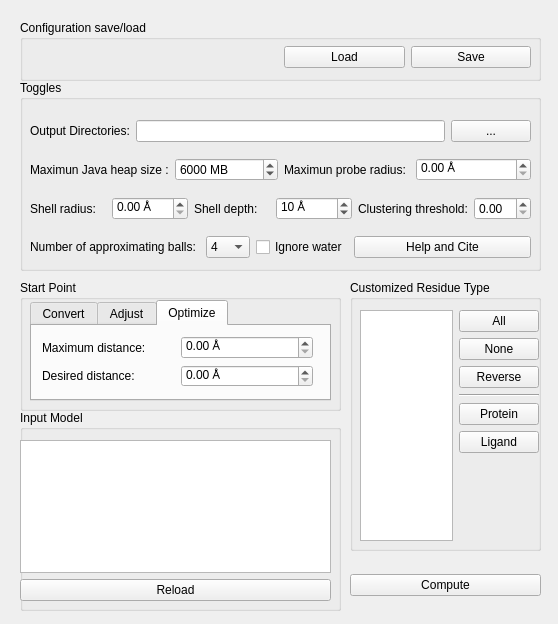
Qt form Caver4/ui/caver.ui (YaoYinYing/caver-pymol-plugin) before a commit.
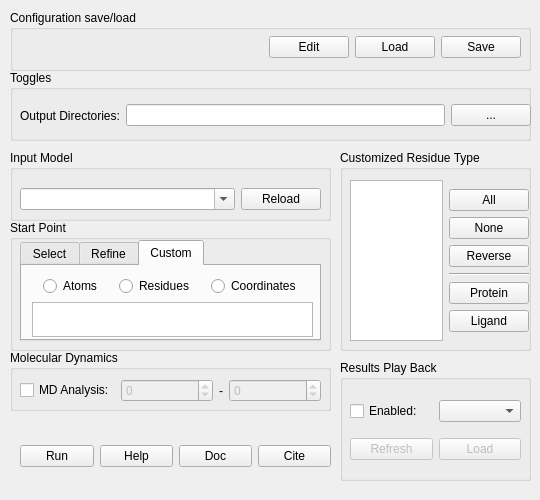
The same form after that commit. The open tabs and pages were chosen to show the change.

Commit message:
feat: support md analysis (#10)
* save

* save

* save

* save

* save

* save

```diff
--- a/Caver4/ui/caver.ui
+++ b/Caver4/ui/caver.ui
@@ -6,20 +6,20 @@
    <rect>
     <x>0</x>
     <y>0</y>
-    <width>558</width>
-    <height>624</height>
+    <width>540</width>
+    <height>500</height>
    </rect>
   </property>
   <property name="minimumSize">
    <size>
-    <width>558</width>
-    <height>624</height>
+    <width>540</width>
+    <height>500</height>
    </size>
   </property>
   <property name="maximumSize">
    <size>
-    <width>558</width>
-    <height>624</height>
+    <width>540</width>
+    <height>500</height>
    </size>
   </property>
   <property name="windowTitle">
@@ -28,8 +28,8 @@
   <widget class="QGroupBox" name="groupBox">
    <property name="geometry">
     <rect>
-     <x>20</x>
-     <y>20</y>
+     <x>10</x>
+     <y>10</y>
      <width>521</width>
      <height>61</height>
     </rect>
@@ -49,6 +49,12 @@
     <layout class="QHBoxLayout" name="horizontalLayout_9">
      <item>
       <widget class="QLabel" name="label_configStatus">
+       <property name="sizePolicy">
+        <sizepolicy hsizetype="Expanding" vsizetype="Preferred">
+         <horstretch>0</horstretch>
+         <verstretch>0</verstretch>
+        </sizepolicy>
+       </property>
        <property name="text">
         <string/>
        </property>
@@ -56,8 +62,27 @@
      </item>
      <item>
       <layout class="QHBoxLayout" name="horizontalLayout_10">
+       <item>
+        <widget class="QPushButton" name="pushButton_editConfig">
+         <property name="sizePolicy">
+          <sizepolicy hsizetype="Fixed" vsizetype="Fixed">
+           <horstretch>0</horstretch>
+           <verstretch>0</verstretch>
+          </sizepolicy>
+         </property>
+         <property name="text">
+          <string>Edit</string>
+         </property>
+        </widget>
+       </item>
        <item>
         <widget class="QPushButton" name="pushButton_loadConfig">
+         <property name="sizePolicy">
+          <sizepolicy hsizetype="Fixed" vsizetype="Fixed">
+           <horstretch>0</horstretch>
+           <verstretch>0</verstretch>
+          </sizepolicy>
+         </property>
          <property name="text">
           <string>Load</string>
          </property>
@@ -65,6 +90,12 @@
        </item>
        <item>
         <widget class="QPushButton" name="pushButton_saveConfig">
+         <property name="sizePolicy">
+          <sizepolicy hsizetype="Fixed" vsizetype="Fixed">
+           <horstretch>0</horstretch>
+           <verstretch>0</verstretch>
+          </sizepolicy>
+         </property>
          <property name="text">
           <string>Save</string>
          </property>
@@ -78,225 +109,45 @@
   <widget class="QGroupBox" name="groupBox_2">
    <property name="geometry">
     <rect>
-     <x>20</x>
-     <y>80</y>
+     <x>10</x>
+     <y>70</y>
      <width>521</width>
-     <height>191</height>
+     <height>71</height>
     </rect>
    </property>
    <property name="title">
     <string>Toggles</string>
    </property>
-   <widget class="QWidget" name="verticalLayoutWidget">
+   <widget class="QWidget" name="layoutWidget">
     <property name="geometry">
      <rect>
       <x>10</x>
-      <y>30</y>
-      <width>501</width>
-      <height>161</height>
+      <y>20</y>
+      <width>511</width>
+      <height>51</height>
      </rect>
     </property>
-    <layout class="QVBoxLayout" name="verticalLayout">
+    <layout class="QHBoxLayout" name="horizontalLayout_13">
      <item>
-      <layout class="QHBoxLayout" name="horizontalLayout_13">
+      <layout class="QHBoxLayout" name="horizontalLayout_12">
        <item>
-        <layout class="QHBoxLayout" name="horizontalLayout_12">
-         <item>
-          <widget class="QLabel" name="label_8">
-           <property name="text">
-            <string>Output Directories:</string>
-           </property>
-          </widget>
-         </item>
-         <item>
-          <widget class="QLineEdit" name="lineEdit_outputDir"/>
-         </item>
-        </layout>
-       </item>
-       <item>
-        <widget class="QPushButton" name="pushButton_openOutputDir">
+        <widget class="QLabel" name="label_8">
          <property name="text">
-          <string>...</string>
+          <string>Output Directories:</string>
          </property>
         </widget>
        </item>
-      </layout>
-     </item>
-     <item>
-      <layout class="QHBoxLayout" name="horizontalLayout_6">
        <item>
-        <layout class="QHBoxLayout" name="horizontalLayout">
-         <item>
-          <widget class="QLabel" name="label_2">
-           <property name="text">
-            <string>Maximun Java heap size :</string>
-           </property>
-          </widget>
-         </item>
-         <item>
-          <widget class="QSpinBox" name="spinBox_maxJavaHeapSize">
-           <property name="suffix">
-            <string> MB</string>
-           </property>
-           <property name="minimum">
-            <number>1024</number>
-           </property>
-           <property name="maximum">
-            <number>10240</number>
-           </property>
-           <property name="value">
-            <number>6000</number>
-           </property>
-          </widget>
-         </item>
-        </layout>
+        <widget class="QLineEdit" name="lineEdit_outputDir"/>
        </item>
-       <item>
-        <layout class="QHBoxLayout" name="horizontalLayout_2">
-         <item>
-          <widget class="QLabel" name="label_3">
-           <property name="text">
-            <string>Maximun probe radius: </string>
-           </property>
-          </widget>
-         </item>
-         <item>
-          <widget class="QDoubleSpinBox" name="doubleSpinBox_maxProRad">
-           <property name="suffix">
-            <string> Å</string>
-           </property>
-          </widget>
-         </item>
-        </layout>
-       </item>
       </layout>
      </item>
      <item>
-      <layout class="QHBoxLayout" name="horizontalLayout_7">
-       <item>
-        <layout class="QHBoxLayout" name="horizontalLayout_4">
-         <item>
-          <widget class="QLabel" name="label_5">
-           <property name="text">
-            <string>Shell radius:</string>
-           </property>
-          </widget>
-         </item>
-         <item>
-          <widget class="QDoubleSpinBox" name="doubleSpinBox_shellRad">
-           <property name="suffix">
-            <string> Å</string>
-           </property>
-          </widget>
-         </item>
-        </layout>
-       </item>
-       <item>
-        <layout class="QHBoxLayout" name="horizontalLayout_3">
-         <item>
-          <widget class="QLabel" name="label_4">
-           <property name="text">
-            <string>Shell depth:</string>
-           </property>
-          </widget>
-         </item>
-         <item>
-          <widget class="QSpinBox" name="spinBox_shellDepth">
-           <property name="suffix">
-            <string> Å</string>
-           </property>
-           <property name="minimum">
-            <number>1</number>
-           </property>
-           <property name="maximum">
-            <number>100</number>
-           </property>
-           <property name="value">
-            <number>10</number>
-           </property>
-          </widget>
-         </item>
-        </layout>
-       </item>
-       <item>
-        <layout class="QHBoxLayout" name="horizontalLayout_5">
-         <item>
-          <widget class="QLabel" name="label_6">
-           <property name="text">
-            <string>Clustering threshold:</string>
-           </property>
-          </widget>
-         </item>
-         <item>
-          <widget class="QDoubleSpinBox" name="doubleSpinBox_clusterThreshold"/>
-         </item>
-        </layout>
-       </item>
-      </layout>
-     </item>
-     <item>
-      <layout class="QHBoxLayout" name="horizontalLayout_11">
-       <item>
-        <layout class="QHBoxLayout" name="horizontalLayout_8">
-         <item>
-          <widget class="QLabel" name="label_7">
-           <property name="text">
-            <string>Number of approximating balls: </string>
-           </property>
-          </widget>
-         </item>
-         <item>
-          <widget class="QComboBox" name="comboBox_numApproxBalls">
-           <item>
-            <property name="text">
-             <string>4</string>
-            </property>
-           </item>
-           <item>
-            <property name="text">
-             <string>6</string>
-            </property>
-           </item>
-           <item>
-            <property name="text">
-             <string>8</string>
-            </property>
-           </item>
-           <item>
-            <property name="text">
-             <string>12</string>
-            </property>
-           </item>
-           <item>
-            <property name="text">
-             <string>20</string>
-            </property>
-           </item>
-          </widget>
-         </item>
-        </layout>
-       </item>
-       <item>
-        <widget class="QCheckBox" name="checkBox_ignoreWater">
-         <property name="sizePolicy">
-          <sizepolicy hsizetype="Fixed" vsizetype="Fixed">
-           <horstretch>0</horstretch>
-           <verstretch>0</verstretch>
-          </sizepolicy>
-         </property>
-         <property name="text">
-          <string>Ignore water</string>
-         </property>
-        </widget>
-       </item>
-       <item>
-        <widget class="QPushButton" name="pushButton_help">
-         <property name="text">
-          <string>Help and Cite</string>
-         </property>
-        </widget>
-       </item>
-      </layout>
+      <widget class="QPushButton" name="pushButton_openOutputDir">
+       <property name="text">
+        <string>...</string>
+       </property>
+      </widget>
      </item>
     </layout>
    </widget>
@@ -304,30 +155,40 @@
   <widget class="QGroupBox" name="groupBox_3">
    <property name="geometry">
     <rect>
-     <x>20</x>
-     <y>410</y>
+     <x>10</x>
+     <y>150</y>
      <width>321</width>
-     <height>201</height>
+     <height>71</height>
     </rect>
    </property>
    <property name="title">
     <string>Input Model</string>
    </property>
-   <widget class="QWidget" name="verticalLayoutWidget_2">
+   <widget class="QWidget" name="horizontalLayoutWidget_2">
     <property name="geometry">
      <rect>
-      <x>0</x>
+      <x>10</x>
       <y>30</y>
-      <width>311</width>
-      <height>161</height>
+      <width>301</width>
+      <height>38</height>
      </rect>
     </property>
-    <layout class="QVBoxLayout" name="verticalLayout_2">
+    <layout class="QHBoxLayout" name="horizontalLayout">
      <item>
-      <widget class="QListWidget" name="listWidget_inputModel"/>
+      <widget class="QComboBox" name="comboBox_inputModel">
+       <property name="editable">
+        <bool>true</bool>
+       </property>
+      </widget>
      </item>
      <item>
       <widget class="QPushButton" name="pushButton_reloadInputModel">
+       <property name="sizePolicy">
+        <sizepolicy hsizetype="Fixed" vsizetype="Fixed">
+         <horstretch>0</horstretch>
+         <verstretch>0</verstretch>
+        </sizepolicy>
+       </property>
        <property name="text">
         <string>Reload</string>
        </property>
@@ -339,14 +200,14 @@
   <widget class="QGroupBox" name="groupBox_4">
    <property name="geometry">
     <rect>
-     <x>20</x>
-     <y>280</y>
+     <x>10</x>
+     <y>220</y>
      <width>321</width>
      <height>131</height>
     </rect>
    </property>
    <property name="title">
-    <string>Start Point</string>
+    <string>Start Point </string>
    </property>
    <widget class="QTabWidget" name="tabWidget">
     <property name="geometry">
@@ -362,7 +223,7 @@
     </property>
     <widget class="QWidget" name="tab_convert">
      <attribute name="title">
-      <string>Convert</string>
+      <string>Select</string>
      </attribute>
      <widget class="QWidget" name="horizontalLayoutWidget_15">
       <property name="geometry">
@@ -404,7 +265,7 @@
     </widget>
     <widget class="QWidget" name="tab_adjust">
      <attribute name="title">
-      <string>Adjust</string>
+      <string>Refine</string>
      </attribute>
      <widget class="QWidget" name="horizontalLayoutWidget_19">
       <property name="geometry">
@@ -519,53 +380,63 @@
     </widget>
     <widget class="QWidget" name="tab_optimize">
      <attribute name="title">
-      <string>Optimize</string>
+      <string>Custom</string>
      </attribute>
-     <widget class="QWidget" name="verticalLayoutWidget_3">
+     <widget class="QWidget" name="verticalLayoutWidget_2">
       <property name="geometry">
        <rect>
         <x>10</x>
         <y>10</y>
-        <width>271</width>
-        <height>51</height>
+        <width>281</width>
+        <height>61</height>
        </rect>
       </property>
-      <layout class="QVBoxLayout" name="verticalLayout_4">
+      <layout class="QVBoxLayout" name="verticalLayout_2">
        <item>
-        <layout class="QHBoxLayout" name="horizontalLayout_20">
+        <layout class="QHBoxLayout" name="horizontalLayout_4">
          <item>
-          <widget class="QLabel" name="label_14">
+          <widget class="QRadioButton" name="radioButton_startAsAtoms">
+           <property name="sizePolicy">
+            <sizepolicy hsizetype="Fixed" vsizetype="Fixed">
+             <horstretch>0</horstretch>
+             <verstretch>0</verstretch>
+            </sizepolicy>
+           </property>
            <property name="text">
-            <string>Maximum distance:</string>
+            <string>Atoms</string>
            </property>
           </widget>
          </item>
          <item>
-          <widget class="QDoubleSpinBox" name="doubleSpinBox_maxDist">
-           <property name="suffix">
-            <string> Å</string>
+          <widget class="QRadioButton" name="radioButton_startAsResidues">
+           <property name="sizePolicy">
+            <sizepolicy hsizetype="Fixed" vsizetype="Fixed">
+             <horstretch>0</horstretch>
+             <verstretch>0</verstretch>
+            </sizepolicy>
+           </property>
+           <property name="text">
+            <string>Residues</string>
+           </property>
+          </widget>
+         </item>
+         <item>
+          <widget class="QRadioButton" name="radioButton_startAsCoords">
+           <property name="sizePolicy">
+            <sizepolicy hsizetype="Fixed" vsizetype="Fixed">
+             <horstretch>0</horstretch>
+             <verstretch>0</verstretch>
+            </sizepolicy>
+           </property>
+           <property name="text">
+            <string>Coordinates</string>
            </property>
           </widget>
          </item>
         </layout>
        </item>
        <item>
-        <layout class="QHBoxLayout" name="horizontalLayout_21">
-         <item>
-          <widget class="QLabel" name="label_16">
-           <property name="text">
-            <string>Desired distance:</string>
-           </property>
-          </widget>
-         </item>
-         <item>
-          <widget class="QDoubleSpinBox" name="doubleSpinBox_desiredDist">
-           <property name="suffix">
-            <string> Å</string>
-           </property>
-          </widget>
-         </item>
-        </layout>
+        <widget class="QTextEdit" name="textEdit_startpoint"/>
        </item>
       </layout>
      </widget>
@@ -575,17 +446,62 @@
   <widget class="QWidget" name="horizontalLayoutWidget_22">
    <property name="geometry">
     <rect>
-     <x>350</x>
-     <y>560</y>
-     <width>191</width>
-     <height>51</height>
+     <x>20</x>
+     <y>440</y>
+     <width>311</width>
+     <height>32</height>
     </rect>
    </property>
    <layout class="QHBoxLayout" name="horizontalLayout_22">
     <item>
      <widget class="QPushButton" name="pushButton_compute">
+      <property name="sizePolicy">
+       <sizepolicy hsizetype="Minimum" vsizetype="Fixed">
+        <horstretch>0</horstretch>
+        <verstretch>0</verstretch>
+       </sizepolicy>
+      </property>
       <property name="text">
-       <string>Compute</string>
+       <string>Run</string>
+      </property>
+     </widget>
+    </item>
+    <item>
+     <widget class="QPushButton" name="pushButton_help">
+      <property name="sizePolicy">
+       <sizepolicy hsizetype="Fixed" vsizetype="Fixed">
+        <horstretch>0</horstretch>
+        <verstretch>0</verstretch>
+       </sizepolicy>
+      </property>
+      <property name="text">
+       <string>Help</string>
+      </property>
+     </widget>
+    </item>
+    <item>
+     <widget class="QPushButton" name="pushButton_doc">
+      <property name="sizePolicy">
+       <sizepolicy hsizetype="Fixed" vsizetype="Fixed">
+        <horstretch>0</horstretch>
+        <verstretch>0</verstretch>
+       </sizepolicy>
+      </property>
+      <property name="text">
+       <string>Doc</string>
+      </property>
+     </widget>
+    </item>
+    <item>
+     <widget class="QPushButton" name="pushButton_cite">
+      <property name="sizePolicy">
+       <sizepolicy hsizetype="Fixed" vsizetype="Fixed">
+        <horstretch>0</horstretch>
+        <verstretch>0</verstretch>
+       </sizepolicy>
+      </property>
+      <property name="text">
+       <string>Cite</string>
       </property>
      </widget>
     </item>
@@ -594,10 +510,10 @@
   <widget class="QGroupBox" name="groupBox_5">
    <property name="geometry">
     <rect>
-     <x>350</x>
-     <y>280</y>
+     <x>340</x>
+     <y>150</y>
      <width>191</width>
-     <height>271</height>
+     <height>201</height>
     </rect>
    </property>
    <property name="title">
@@ -609,12 +525,19 @@
       <x>10</x>
       <y>30</y>
       <width>179</width>
-      <height>231</height>
+      <height>161</height>
      </rect>
     </property>
     <layout class="QHBoxLayout" name="horizontalLayout_23">
      <item>
-      <widget class="QListView" name="listView_residueType"/>
+      <widget class="QListView" name="listView_residueType">
+       <property name="sizePolicy">
+        <sizepolicy hsizetype="Preferred" vsizetype="Expanding">
+         <horstretch>0</horstretch>
+         <verstretch>0</verstretch>
+        </sizepolicy>
+       </property>
+      </widget>
      </item>
      <item>
       <layout class="QVBoxLayout" name="verticalLayout_6">
@@ -622,6 +545,12 @@
         <layout class="QVBoxLayout" name="verticalLayout_5">
          <item>
           <widget class="QPushButton" name="pushButton_allAA">
+           <property name="sizePolicy">
+            <sizepolicy hsizetype="Minimum" vsizetype="Fixed">
+             <horstretch>0</horstretch>
+             <verstretch>0</verstretch>
+            </sizepolicy>
+           </property>
            <property name="text">
             <string>All</string>
            </property>
@@ -629,6 +558,12 @@
          </item>
          <item>
           <widget class="QPushButton" name="pushButton_noneAA">
+           <property name="sizePolicy">
+            <sizepolicy hsizetype="Minimum" vsizetype="Fixed">
+             <horstretch>0</horstretch>
+             <verstretch>0</verstretch>
+            </sizepolicy>
+           </property>
            <property name="text">
             <string>None</string>
            </property>
@@ -636,6 +571,12 @@
          </item>
          <item>
           <widget class="QPushButton" name="pushButton_reverseAAsel">
+           <property name="sizePolicy">
+            <sizepolicy hsizetype="Minimum" vsizetype="Fixed">
+             <horstretch>0</horstretch>
+             <verstretch>0</verstretch>
+            </sizepolicy>
+           </property>
            <property name="text">
             <string>Reverse</string>
            </property>
@@ -650,6 +591,12 @@
          </item>
          <item>
           <widget class="QPushButton" name="pushButton_proteinResn">
+           <property name="sizePolicy">
+            <sizepolicy hsizetype="Minimum" vsizetype="Fixed">
+             <horstretch>0</horstretch>
+             <verstretch>0</verstretch>
+            </sizepolicy>
+           </property>
            <property name="text">
             <string>Protein</string>
            </property>
@@ -657,6 +604,12 @@
          </item>
          <item>
           <widget class="QPushButton" name="pushButton_ligandResn">
+           <property name="sizePolicy">
+            <sizepolicy hsizetype="Minimum" vsizetype="Fixed">
+             <horstretch>0</horstretch>
+             <verstretch>0</verstretch>
+            </sizepolicy>
+           </property>
            <property name="text">
             <string>Ligand</string>
            </property>
@@ -664,18 +617,155 @@
          </item>
         </layout>
        </item>
+      </layout>
+     </item>
+    </layout>
+   </widget>
+  </widget>
+  <widget class="QGroupBox" name="groupBox_6">
+   <property name="geometry">
+    <rect>
+     <x>340</x>
+     <y>360</y>
+     <width>191</width>
+     <height>121</height>
+    </rect>
+   </property>
+   <property name="title">
+    <string>Results Play Back</string>
+   </property>
+   <widget class="QWidget" name="verticalLayoutWidget">
+    <property name="geometry">
+     <rect>
+      <x>10</x>
+      <y>30</y>
+      <width>171</width>
+      <height>80</height>
+     </rect>
+    </property>
+    <layout class="QVBoxLayout" name="verticalLayout">
+     <item>
+      <layout class="QHBoxLayout" name="horizontalLayout_2">
        <item>
-        <spacer name="verticalSpacer">
-         <property name="orientation">
-          <enum>Qt::Vertical</enum>
+        <widget class="QCheckBox" name="checkBox_EnablePlayBack">
+         <property name="text">
+          <string>Enabled:</string>
          </property>
-         <property name="sizeHint" stdset="0">
-          <size>
-           <width>20</width>
-           <height>40</height>
-          </size>
+        </widget>
+       </item>
+       <item>
+        <widget class="QComboBox" name="comboBox_RunID"/>
+       </item>
+      </layout>
+     </item>
+     <item>
+      <layout class="QHBoxLayout" name="horizontalLayout_3">
+       <item>
+        <widget class="QPushButton" name="pushButton_RefreshRunID">
+         <property name="enabled">
+          <bool>false</bool>
          </property>
-        </spacer>
+         <property name="text">
+          <string>Refresh</string>
+         </property>
+        </widget>
+       </item>
+       <item>
+        <widget class="QPushButton" name="pushButton_LoadRunID">
+         <property name="enabled">
+          <bool>false</bool>
+         </property>
+         <property name="text">
+          <string>Load</string>
+         </property>
+        </widget>
+       </item>
+      </layout>
+     </item>
+    </layout>
+   </widget>
+  </widget>
+  <widget class="QGroupBox" name="groupBox_7">
+   <property name="geometry">
+    <rect>
+     <x>10</x>
+     <y>350</y>
+     <width>321</width>
+     <height>61</height>
+    </rect>
+   </property>
+   <property name="title">
+    <string>Molecular Dynamics</string>
+   </property>
+   <widget class="QWidget" name="layoutWidget">
+    <property name="geometry">
+     <rect>
+      <x>10</x>
+      <y>20</y>
+      <width>301</width>
+      <height>41</height>
+     </rect>
+    </property>
+    <layout class="QHBoxLayout" name="horizontalLayout_8">
+     <item>
+      <widget class="QCheckBox" name="checkBox_MD">
+       <property name="text">
+        <string>MD Analysis:</string>
+       </property>
+      </widget>
+     </item>
+     <item>
+      <layout class="QHBoxLayout" name="horizontalLayout_24">
+       <item>
+        <widget class="QSpinBox" name="spinBox_MD_StateMin">
+         <property name="enabled">
+          <bool>false</bool>
+         </property>
+         <property name="sizePolicy">
+          <sizepolicy hsizetype="Expanding" vsizetype="Fixed">
+           <horstretch>0</horstretch>
+           <verstretch>0</verstretch>
+          </sizepolicy>
+         </property>
+         <property name="suffix">
+          <string/>
+         </property>
+         <property name="minimum">
+          <number>-1</number>
+         </property>
+         <property name="maximum">
+          <number>999999</number>
+         </property>
+        </widget>
+       </item>
+       <item>
+        <widget class="QLabel" name="label">
+         <property name="text">
+          <string>-</string>
+         </property>
+         <property name="alignment">
+          <set>Qt::AlignCenter</set>
+         </property>
+        </widget>
+       </item>
+       <item>
+        <widget class="QSpinBox" name="spinBox_MD_StateMax">
+         <property name="enabled">
+          <bool>false</bool>
+         </property>
+         <property name="sizePolicy">
+          <sizepolicy hsizetype="Expanding" vsizetype="Fixed">
+           <horstretch>0</horstretch>
+           <verstretch>0</verstretch>
+          </sizepolicy>
+         </property>
+         <property name="minimum">
+          <number>-1</number>
+         </property>
+         <property name="maximum">
+          <number>999999</number>
+         </property>
+        </widget>
        </item>
       </layout>
      </item>
```
Left out of the diff: 213 changed lines with no effect on the pictures. The commit also changes 17 other files.
